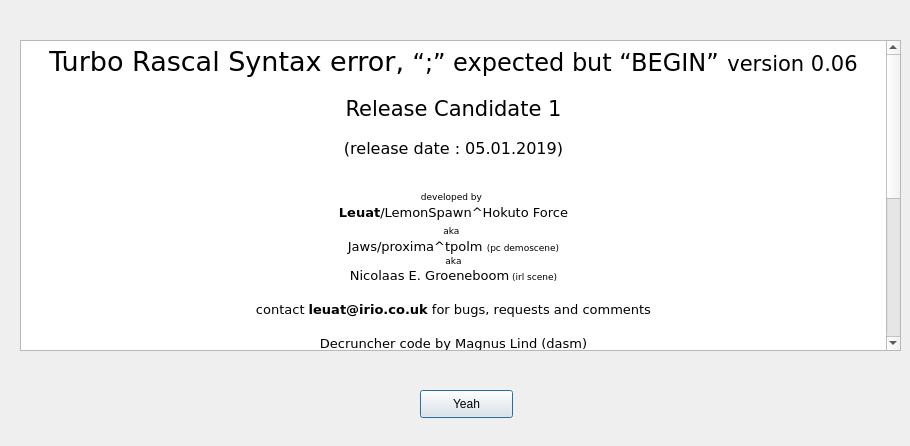
leuat/TRSE, file source/dialogabout.ui: the form before one commit.
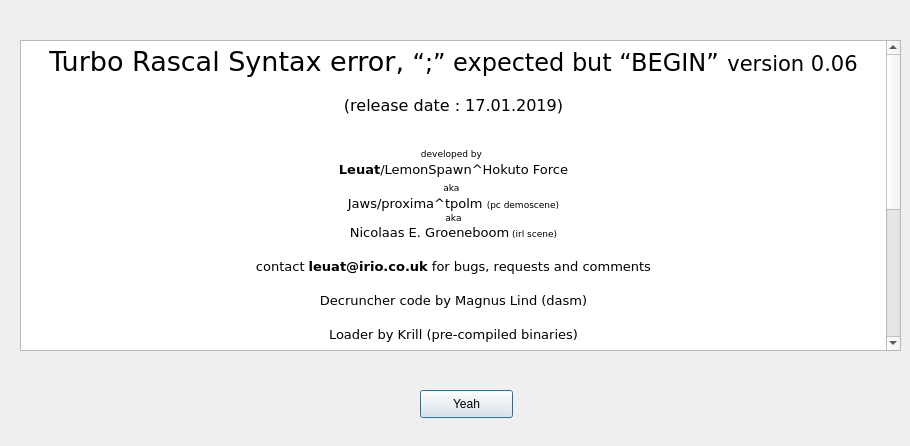
The form after the commit. Icons and pictures are not drawn.

Commit message: Prepare for release

```diff
--- a/source/dialogabout.ui
+++ b/source/dialogabout.ui
@@ -47,8 +47,7 @@
 p, li { white-space: pre-wrap; }
 &lt;/style&gt;&lt;/head&gt;&lt;body style=&quot; font-family:'Verdana'; font-size:10pt; font-weight:400; font-style:normal;&quot;&gt;
 &lt;p align=&quot;center&quot; style=&quot; margin-top:18px; margin-bottom:12px; margin-left:0px; margin-right:0px; -qt-block-indent:0; text-indent:0px;&quot;&gt;&lt;span style=&quot; font-size:xx-large;&quot;&gt;Turbo Rascal Syntax error, &lt;/span&gt;&lt;span style=&quot; font-size:18pt;&quot;&gt;“;” expected but “BEGIN”&lt;/span&gt;&lt;span style=&quot; font-size:20pt;&quot;&gt; &lt;/span&gt;&lt;span style=&quot; font-size:16pt;&quot;&gt;version 0.06&lt;/span&gt;&lt;/p&gt;
-&lt;p align=&quot;center&quot; style=&quot; margin-top:18px; margin-bottom:12px; margin-left:0px; margin-right:0px; -qt-block-indent:0; text-indent:0px;&quot;&gt;&lt;span style=&quot; font-size:16pt;&quot;&gt;Release Candidate 1&lt;/span&gt;&lt;/p&gt;
-&lt;p align=&quot;center&quot; style=&quot; margin-top:18px; margin-bottom:12px; margin-left:0px; margin-right:0px; -qt-block-indent:0; text-indent:0px;&quot;&gt;&lt;span style=&quot; font-size:12pt;&quot;&gt;(release date : 05.01.2019)&lt;/span&gt;&lt;/p&gt;
+&lt;p align=&quot;center&quot; style=&quot; margin-top:18px; margin-bottom:12px; margin-left:0px; margin-right:0px; -qt-block-indent:0; text-indent:0px;&quot;&gt;&lt;span style=&quot; font-size:12pt;&quot;&gt;(release date : 17.01.2019)&lt;/span&gt;&lt;/p&gt;
 &lt;p align=&quot;center&quot; style=&quot;-qt-paragraph-type:empty; margin-top:0px; margin-bottom:0px; margin-left:0px; margin-right:0px; -qt-block-indent:0; text-indent:0px;&quot;&gt;&lt;br /&gt;&lt;/p&gt;
 &lt;p align=&quot;center&quot; style=&quot; margin-top:0px; margin-bottom:0px; margin-left:0px; margin-right:0px; -qt-block-indent:0; text-indent:0px;&quot;&gt;&lt;img src=&quot;:/resources/images/creatures.png&quot; width=&quot;160&quot; /&gt;&lt;/p&gt;
 &lt;p align=&quot;center&quot; style=&quot; margin-top:0px; margin-bottom:0px; margin-left:0px; margin-right:0px; -qt-block-indent:0; text-indent:0px;&quot;&gt;&lt;span style=&quot; font-size:7pt;&quot;&gt;developed by&lt;/span&gt; &lt;/p&gt;
```
The commit also changes 27 other files.
